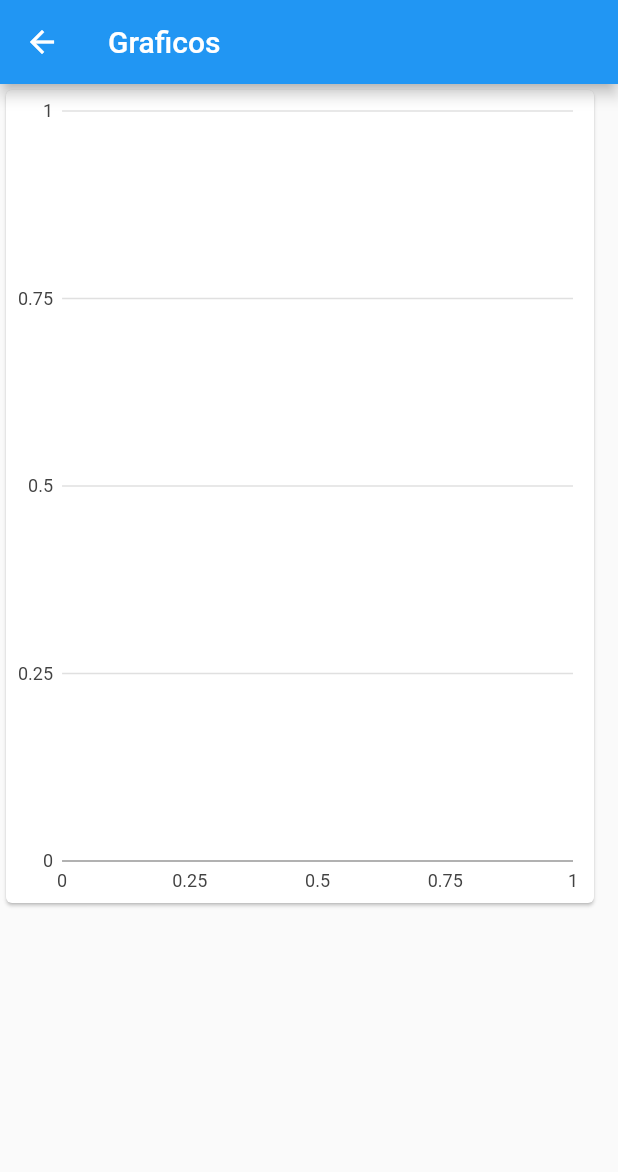
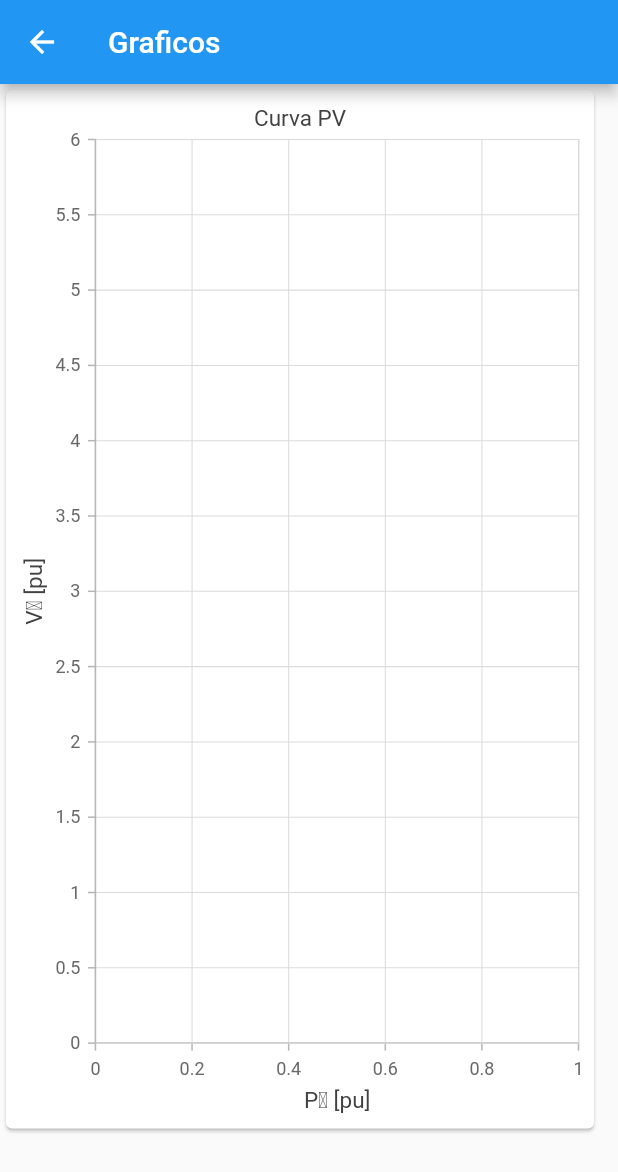
Before and after one commit to GustavoAlecio/app_analise, a Flutter app: the screen it shows after launch, after a tap on "Plotar Gráfico", on a phone screen of 412 x 824 dp. Shown: the top 1172 px of the screen. Run offline on Flutter 3.47's test engine with Material 2 defaults, Android fonts, the phone set to English and light mode, and no system bars; our stand-ins replace flutter_mobx, flutter_modular, mobx, syncfusion_flutter_charts; generated files the repository leaves out were written again.

Commit message:
implementação novo chart com mais detalhes

```diff
--- a/lib/app/modules/grafico/grafico/grafico_page.dart
+++ b/lib/app/modules/grafico/grafico/grafico_page.dart
@@ -2,7 +2,8 @@ import 'package:app_analise/app/modules/screen_arguments/screen_arguments.dart';
 import 'package:flutter_modular/flutter_modular.dart';
 import 'package:app_analise/app//modules/grafico/grafico/grafico_store.dart';
 import 'package:flutter/material.dart';
-import 'package:charts_flutter/flutter.dart' as charts;
+import 'package:syncfusion_flutter_charts/charts.dart';
+import 'package:intl/intl.dart';
 
 class GraficoPage extends StatefulWidget {
   final String title;
@@ -13,45 +14,60 @@ class GraficoPage extends StatefulWidget {
 
 class GraficoPageState extends State<GraficoPage> {
   final GraficoStore store = Modular.get();
+  final TooltipBehavior tooltipBehavior = TooltipBehavior(enable: true);
 
   @override
   Widget build(BuildContext context) {
     final args = ModalRoute.of(context)!.settings.arguments as ScreenArguments;
-    getSeriesdata() {
-      List<charts.Series<CurvaPV, double>> series = [
-        charts.Series(
-            id: "Linha Superior",
-            data: args.resultadoSuperior,
-            domainFn: (CurvaPV series, _) => series.lineX,
-            measureFn: (CurvaPV series, _) => series.result,
-            colorFn: (CurvaPV series, _) =>
-                charts.MaterialPalette.blue.shadeDefault),
-        charts.Series(
-            id: "Linha Inferior",
-            data: args.resultadoInferior,
-            domainFn: (CurvaPV series, _) => series.lineX,
-            measureFn: (CurvaPV series, _) => series.result,
-            colorFn: (CurvaPV series, _) =>
-                charts.MaterialPalette.red.shadeDefault,
-            displayName: "Curva PV")
-      ];
-      return series;
-    }
-
     return Scaffold(
       appBar: AppBar(
         title: Text("Graficos"),
       ),
       body: SingleChildScrollView(
           child: SizedBox(
-        height: 550,
+        height: MediaQuery.of(context).size.height * 0.85,
         width: 400,
         child: Card(
-          child: charts.LineChart(
-            getSeriesdata(),
-            animate: true,
+            child: SfCartesianChart(
+          title: ChartTitle(text: "Curva PV"),
+          tooltipBehavior: tooltipBehavior,
+          series: <ChartSeries>[
+            LineSeries<CurvaPV, double>(
+              name: "Operação Estável",
+              dataSource: args.resultadoSuperior,
+              xValueMapper: (CurvaPV serie, _) => serie.lineX,
+              xAxisName: "P",
+              yValueMapper: (CurvaPV serie, _) => serie.result,
+              yAxisName: "V2",
+              enableTooltip: true,
+            ),
+            LineSeries<CurvaPV, double>(
+              name: "Operação Instável",
+              dataSource: args.resultadoInferior,
+              xValueMapper: (CurvaPV serie, _) => serie.lineX,
+              xAxisName: "P",
+              yValueMapper: (CurvaPV serie, _) => serie.result,
+              yAxisName: "V2",
+              enableTooltip: true,
+            ),
+          ],
+          primaryXAxis: NumericAxis(
+            title: AxisTitle(text: "P\u2082 [pu]"),
+            maximum: 1.001,
+            edgeLabelPlacement: EdgeLabelPlacement.shift,
+            maximumLabelWidth: 100,
           ),
-        ),
+          primaryYAxis: NumericAxis(
+              title: AxisTitle(text: "V\u2082 [pu]"),
+              edgeLabelPlacement: EdgeLabelPlacement.shift,
+              maximumLabels: 3),
+        )
+
+            // charts.LineChart(
+            //   getSeriesdata(),
+            //   animate: true,
+            // ),
+            ),
       )),
     );
   }
--- a/lib/app/modules/home/home_page.dart
+++ b/lib/app/modules/home/home_page.dart
@@ -212,21 +212,24 @@ class _HomePageState extends ModularState<HomePage, HomeStore> {
                   child: const Text("Calcular")),
               Observer(builder: (_) {
                 return SizedBox(
-                  height: 155,
-                  child: ListView.builder(
-                      itemCount: store.resultadoY1.length,
-                      itemBuilder: ((context, index) {
-                        return Row(
-                          mainAxisAlignment: MainAxisAlignment.spaceAround,
-                          children: [
-                            Text(
-                                "Iteração ${index + 1} para P = ${store.potenciaIteracao[index]}: " +
-                                    store.resultadoY1[index].toString() +
-                                    " ; " +
-                                    store.resultadoY2[index].toString()),
-                          ],
-                        );
-                      })),
+                  height: 50,
+                  child: store.resultadoY1.length > 1
+                      ? Text("Calculo completo, plotar gráfico!")
+                      : SizedBox(),
+                  // ListView.builder(
+                  //     itemCount: store.resultadoY1.length,
+                  //     itemBuilder: ((context, index) {
+                  //       return Row(
+                  //         mainAxisAlignment: MainAxisAlignment.spaceAround,
+                  //         children: [
+                  //           Text(
+                  //               "Iteração ${index + 1} para P = ${store.potenciaIteracao[index]}: " +
+                  //                   store.resultadoY1[index].toString() +
+                  //                   " ; " +
+                  //                   store.resultadoY2[index].toString()),
+                  //         ],
+                  //       );
+                  //     })),
                 );
               }),
               Padding(
--- a/pubspec.yaml
+++ b/pubspec.yaml
@@ -39,6 +39,7 @@ dependencies:
   flutter_mobx: ^2.0.5
   build_runner: ^2.1.7
   charts_flutter: ^0.12.0
+  syncfusion_flutter_charts: ^20.1.55
 
 dev_dependencies:
   flutter_test:
```
Also changed, not shown: pubspec.lock.
